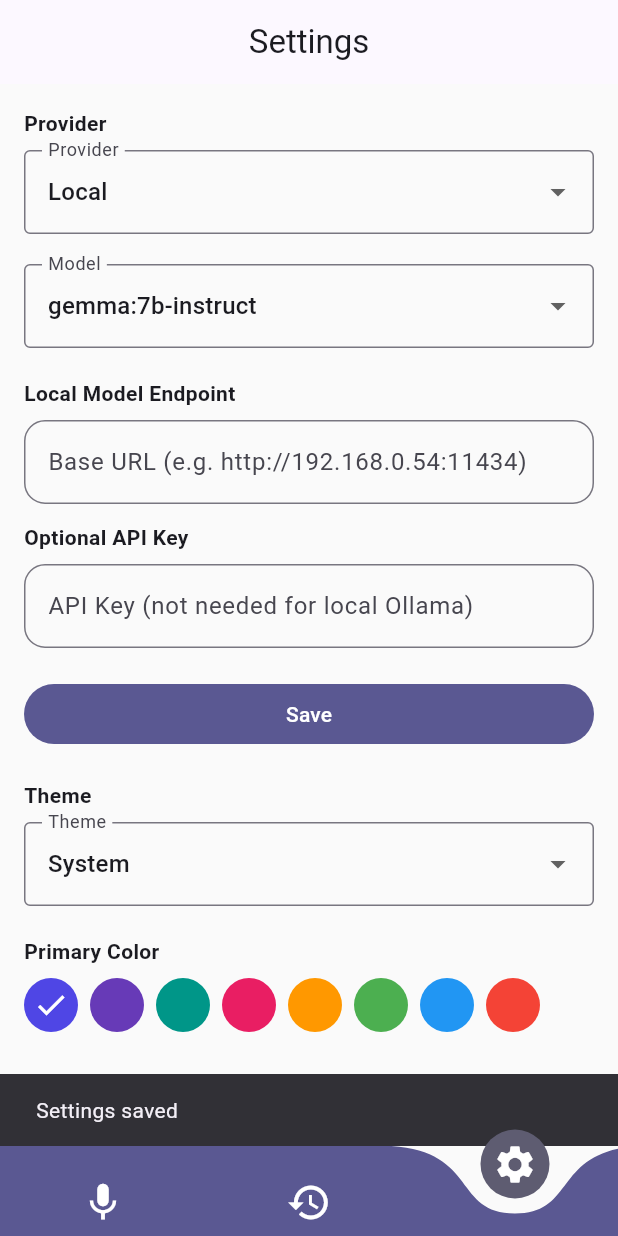
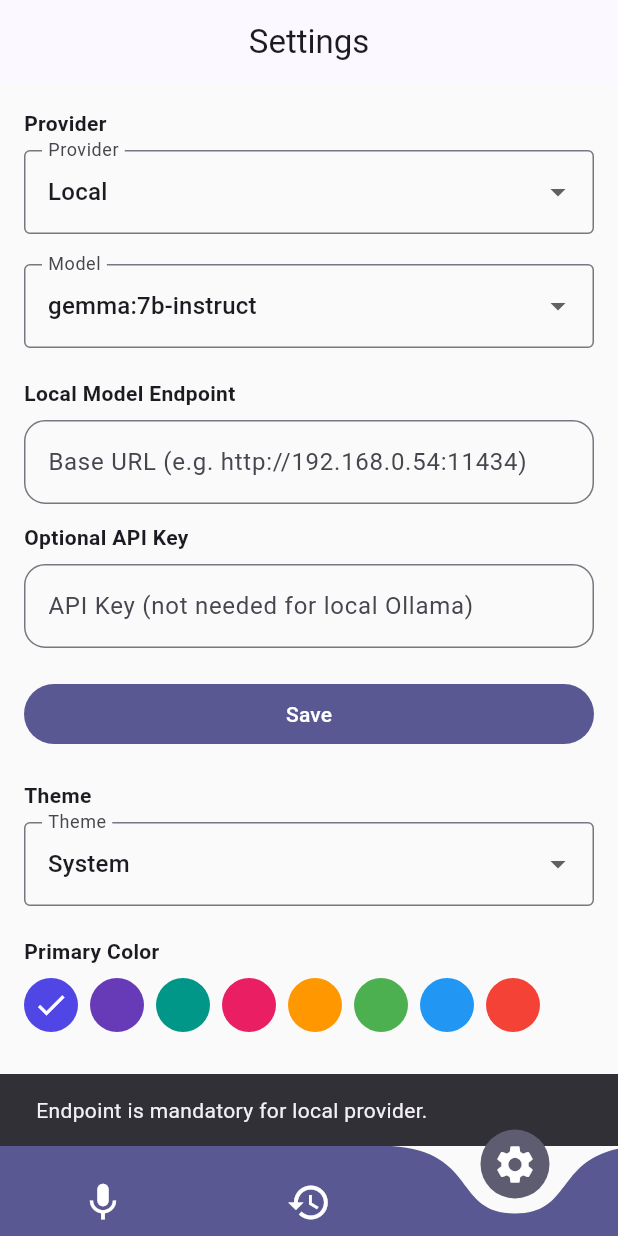
Before and after one commit to abdulnizam/stealth-assistant, a Flutter app: the screen it shows after launch, item 3 of the bottom bar chosen, after a tap on "Save", on a phone screen of 412 x 824 dp. Run offline on Flutter 3.47's test engine with Material 3 defaults, Android fonts, the phone set to English and light mode, and no system bars; drawn by our look-alikes of curved_navigation_bar; our stand-ins replace shared_preferences, speech_to_text; statements that could not run were skipped.

Commit message:
implemented model models on the setting page and the logic

```diff
--- a/lib/screens/settings_screen.dart
+++ b/lib/screens/settings_screen.dart
@@ -120,9 +120,31 @@ class _SettingsScreenState extends State<SettingsScreen> {
           const SizedBox(height: 20),
           FilledButton(
             onPressed: () async {
+              final apiKey = _keyCtrl.text.trim();
+              final baseUrl = _baseCtrl.text.trim();
+              if (_selectedProvider == ModelProvider.local) {
+                if (baseUrl.isEmpty) {
+                  ScaffoldMessenger.of(context).showSnackBar(
+                    const SnackBar(
+                        content:
+                            Text('Endpoint is mandatory for local provider.')),
+                  );
+                  return;
+                }
+                // API key is optional for local
+              } else {
+                if (apiKey.isEmpty) {
+                  ScaffoldMessenger.of(context).showSnackBar(
+                    const SnackBar(
+                        content:
+                            Text('API key is mandatory for this provider.')),
+                  );
+                  return;
+                }
+              }
               await AppConfig.save(
-                baseUrl: _baseCtrl.text.trim(),
-                apiKey: _keyCtrl.text.trim(),
+                baseUrl: baseUrl,
+                apiKey: apiKey,
                 model: _selectedModel,
                 provider: _selectedProvider.name,
               );
```
